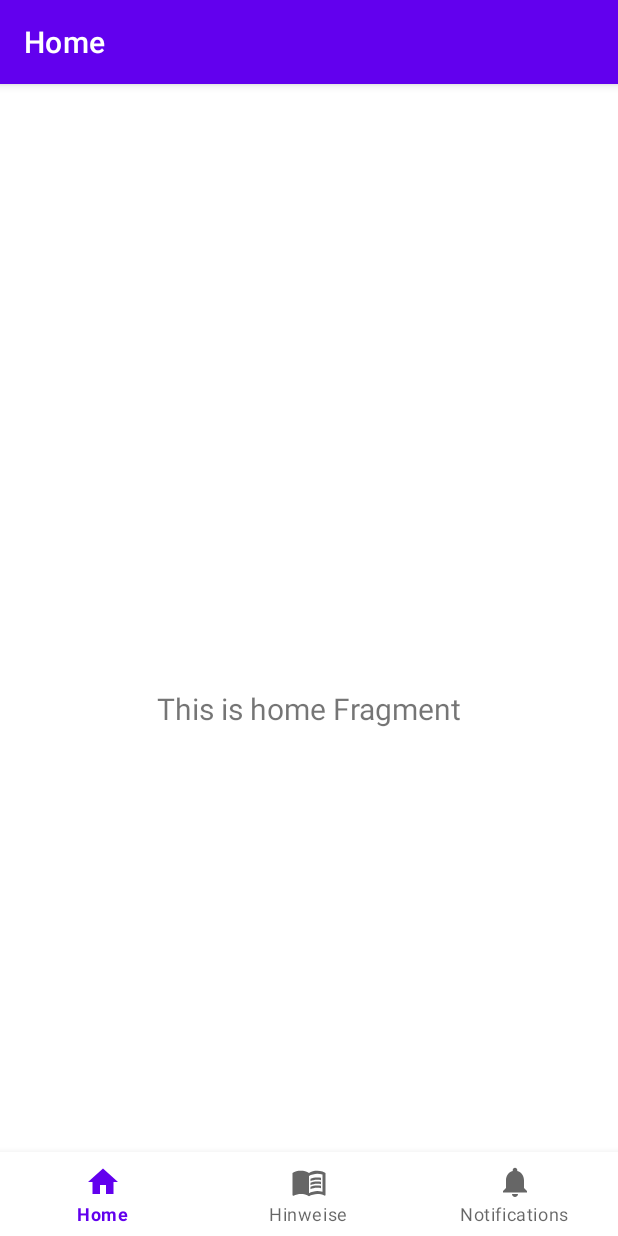
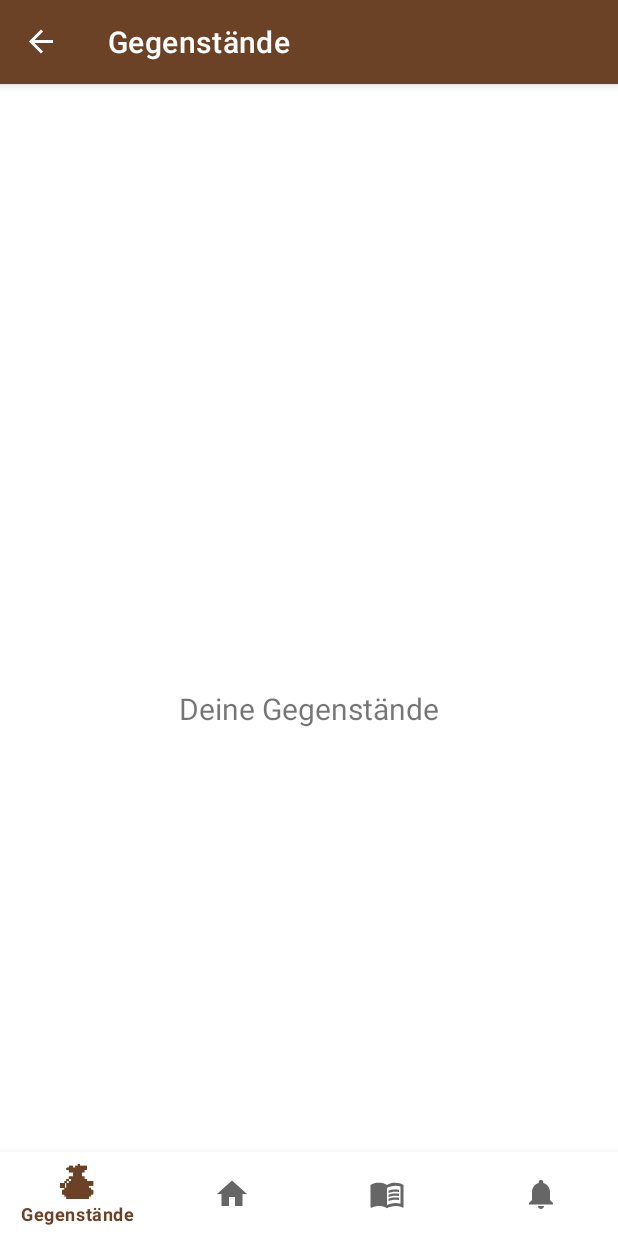
Before and after one commit to andi-git/Die_Welt_Der_Tausend_Abenteuer, an Android app: the screen it shows after launch (MainActivity), on a phone screen of 412 x 824 dp. Run offline under Robolectric (Android 15) with nearby library versions, the phone set to English and light mode, and no system bars; our stand-ins replace navigation-ui.

Commit message:
add menu for items

```diff
--- /dev/null
+++ b/app/src/main/java/eu/ahammer/dieweltdertausendabenteuer/ui/items/ItemsFragment.kt
@@ -0,0 +1,43 @@
+package eu.ahammer.dieweltdertausendabenteuer.ui.items
+
+import android.os.Bundle
+import android.view.LayoutInflater
+import android.view.View
+import android.view.ViewGroup
+import android.widget.TextView
+import androidx.fragment.app.Fragment
+import androidx.lifecycle.ViewModelProvider
+import eu.ahammer.dieweltdertausendabenteuer.databinding.FragmentItemsBinding
+import eu.ahammer.dieweltdertausendabenteuer.databinding.FragmentNotificationsBinding
+
+class ItemsFragment : Fragment() {
+
+    private var _binding: FragmentItemsBinding? = null
+
+    // This property is only valid between onCreateView and
+    // onDestroyView.
+    private val binding get() = _binding!!
+
+    override fun onCreateView(
+        inflater: LayoutInflater,
+        container: ViewGroup?,
+        savedInstanceState: Bundle?
+    ): View {
+        val notificationsViewModel =
+            ViewModelProvider(this).get(ItemsViewModel::class.java)
+
+        _binding = FragmentItemsBinding.inflate(inflater, container, false)
+        val root: View = binding.root
+
+        val textView: TextView = binding.textItems
+        notificationsViewModel.text.observe(viewLifecycleOwner) {
+            textView.text = it
+        }
+        return root
+    }
+
+    override fun onDestroyView() {
+        super.onDestroyView()
+        _binding = null
+    }
+}
--- /dev/null
+++ b/app/src/main/java/eu/ahammer/dieweltdertausendabenteuer/ui/items/ItemsViewModel.kt
@@ -0,0 +1,13 @@
+package eu.ahammer.dieweltdertausendabenteuer.ui.items
+
+import androidx.lifecycle.LiveData
+import androidx.lifecycle.MutableLiveData
+import androidx.lifecycle.ViewModel
+
+class ItemsViewModel : ViewModel() {
+
+    private val _text = MutableLiveData<String>().apply {
+        value = "Deine Gegenstände"
+    }
+    val text: LiveData<String> = _text
+}
--- a/app/src/main/res/layout/activity_main.xml
+++ b/app/src/main/res/layout/activity_main.xml
@@ -1,6 +1,7 @@
 <?xml version="1.0" encoding="utf-8"?>
 <androidx.constraintlayout.widget.ConstraintLayout xmlns:android="http://schemas.android.com/apk/res/android"
     xmlns:app="http://schemas.android.com/apk/res-auto"
+    xmlns:tools="http://schemas.android.com/tools"
     android:id="@+id/container"
     android:layout_width="match_parent"
     android:layout_height="match_parent"
@@ -28,6 +29,7 @@
         app:layout_constraintLeft_toLeftOf="parent"
         app:layout_constraintRight_toRightOf="parent"
         app:layout_constraintTop_toTopOf="parent"
-        app:navGraph="@navigation/mobile_navigation" />
+        app:navGraph="@navigation/mobile_navigation"
+        tools:ignore="FragmentTagUsage" />
 
 </androidx.constraintlayout.widget.ConstraintLayout>
--- /dev/null
+++ b/app/src/main/res/layout/fragment_items.xml
@@ -0,0 +1,22 @@
+<?xml version="1.0" encoding="utf-8"?>
+<androidx.constraintlayout.widget.ConstraintLayout xmlns:android="http://schemas.android.com/apk/res/android"
+    xmlns:app="http://schemas.android.com/apk/res-auto"
+    xmlns:tools="http://schemas.android.com/tools"
+    android:layout_width="match_parent"
+    android:layout_height="match_parent"
+    tools:context=".ui.items.ItemsFragment">
+
+    <TextView
+        android:id="@+id/text_items"
+        android:layout_width="match_parent"
+        android:layout_height="wrap_content"
+        android:layout_marginStart="8dp"
+        android:layout_marginTop="8dp"
+        android:layout_marginEnd="8dp"
+        android:textAlignment="center"
+        android:textSize="20sp"
+        app:layout_constraintBottom_toBottomOf="parent"
+        app:layout_constraintEnd_toEndOf="parent"
+        app:layout_constraintStart_toStartOf="parent"
+        app:layout_constraintTop_toTopOf="parent" />
+</androidx.constraintlayout.widget.ConstraintLayout>
--- a/app/src/main/res/menu/bottom_nav_menu.xml
+++ b/app/src/main/res/menu/bottom_nav_menu.xml
@@ -1,5 +1,10 @@
 <?xml version="1.0" encoding="utf-8"?>
 <menu xmlns:android="http://schemas.android.com/apk/res/android">
+
+    <item
+        android:id="@+id/navigation_items"
+        android:icon="@drawable/sack"
+        android:title="@string/title_items" />
 
     <item
         android:id="@+id/navigation_home"
--- a/app/src/main/res/navigation/mobile_navigation.xml
+++ b/app/src/main/res/navigation/mobile_navigation.xml
@@ -3,7 +3,13 @@
     xmlns:app="http://schemas.android.com/apk/res-auto"
     xmlns:tools="http://schemas.android.com/tools"
     android:id="@+id/mobile_navigation"
-    app:startDestination="@+id/navigation_home">
+    app:startDestination="@+id/navigation_items">
+
+    <fragment
+        android:id="@+id/navigation_items"
+        android:name="eu.ahammer.dieweltdertausendabenteuer.ui.items.ItemsFragment"
+        android:label="@string/title_items"
+        tools:layout="@layout/fragment_items" />
 
     <fragment
         android:id="@+id/navigation_home"
@@ -22,4 +28,5 @@
         android:name="eu.ahammer.dieweltdertausendabenteuer.ui.notifications.NotificationsFragment"
         android:label="@string/title_notifications"
         tools:layout="@layout/fragment_notifications" />
+
 </navigation>
--- a/app/src/main/res/values/colors.xml
+++ b/app/src/main/res/values/colors.xml
@@ -7,4 +7,12 @@
     <color name="teal_700">#FF018786</color>
     <color name="black">#FF000000</color>
     <color name="white">#FFFFFFFF</color>
+    <color name="primary_green">#2C5F2D</color>
+    <color name="primary_blue">#1F3C88</color>
+    <color name="primary_brown">#6B4226</color>
+    <color name="secondary_yellow">#F2C14E</color>
+    <color name="secondary_red">#D9534F</color>
+    <color name="secondary_beige">#D2B48C</color>
+    <color name="dark_gray">#333333</color>
+    <color name="light_gray">#E0E2DB</color>
 </resources>
--- a/app/src/main/res/values/strings.xml
+++ b/app/src/main/res/values/strings.xml
@@ -4,4 +4,5 @@
     <string name="title_dashboard">Dashboard</string>
     <string name="title_notifications">Notifications</string>
     <string name="title_hint">Hinweise</string>
+    <string name="title_items">Gegenstände</string>
 </resources>
--- a/app/src/main/res/values/themes.xml
+++ b/app/src/main/res/values/themes.xml
@@ -2,15 +2,24 @@
     <!-- Base application theme. -->
     <style name="Theme.DieWeltDerTausendAbenteuer" parent="Theme.MaterialComponents.DayNight.DarkActionBar">
         <!-- Primary brand color. -->
-        <item name="colorPrimary">@color/purple_500</item>
-        <item name="colorPrimaryVariant">@color/purple_700</item>
+        <!--item name="colorPrimary">@color/purple_500</item-->
+        <!--item name="colorPrimaryVariant">@color/purple_700</item-->
+        <!--item name="colorOnPrimary">@color/white</item-->
+        <!-- Secondary brand color. -->
+        <!--item name="colorSecondary">@color/teal_200</item-->
+        <!--item name="colorSecondaryVariant">@color/teal_700</item-->
+        <!--item name="colorOnSecondary">@color/black</item-->
+        <!-- Status bar color. -->
+        <!--item name="android:statusBarColor">?attr/colorPrimaryVariant</item-->
+        <!-- Customize your theme here. -->
+
+        <item name="colorPrimary">@color/primary_brown</item>
+        <item name="colorPrimaryVariant">@color/primary_blue</item>
         <item name="colorOnPrimary">@color/white</item>
-        <!-- Secondary brand color. -->
-        <item name="colorSecondary">@color/teal_200</item>
-        <item name="colorSecondaryVariant">@color/teal_700</item>
+        <item name="colorSecondary">@color/secondary_red</item>
+        <item name="colorSecondaryVariant">@color/secondary_yellow</item>
         <item name="colorOnSecondary">@color/black</item>
-        <!-- Status bar color. -->
         <item name="android:statusBarColor">?attr/colorPrimaryVariant</item>
-        <!-- Customize your theme here. -->
+
     </style>
 </resources>
```
Also changed, not shown: app/src/main/res/drawable/sack.png (added).
